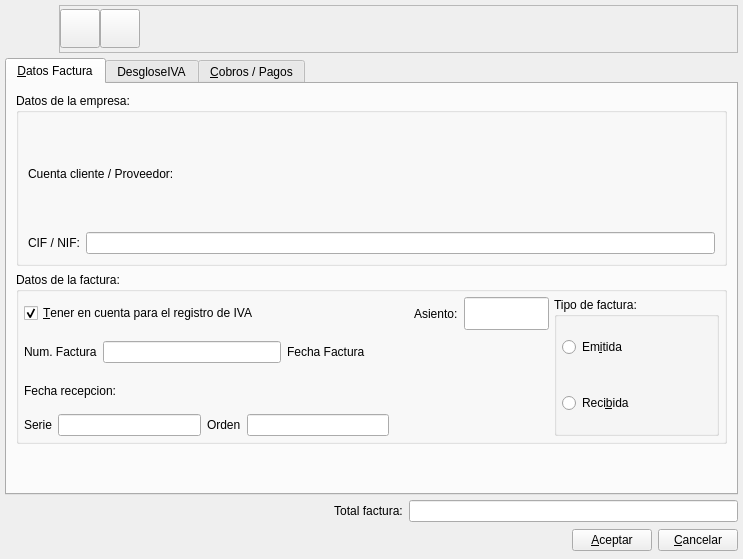
The window that bulmages/bulmacont/plugins/pluginbc_registroiva/registroivabase.ui (eboladev/Bulmages-1) describes before a commit, drawn with Qt 5.
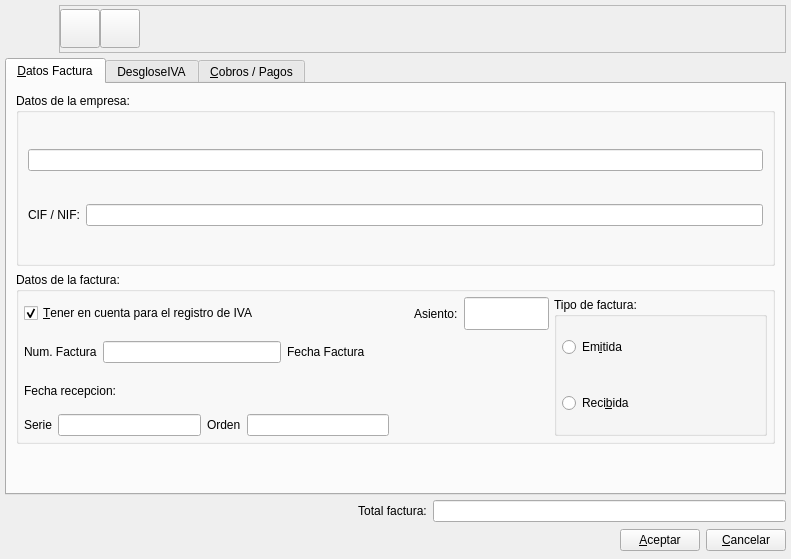
The same window after the commit. Icons and pictures are not drawn. Custom widgets are drawn as their Qt base class.

Commit message: Elimino el BcBuscarCuentaView y lo sustituyo por el BlSearchWidget

Patch:
```diff
--- a/bulmages/bulmacont/plugins/pluginbc_registroiva/registroivabase.ui
+++ b/bulmages/bulmacont/plugins/pluginbc_registroiva/registroivabase.ui
@@ -1,11 +1,11 @@
 <ui version="4.0" >
  <class>RegistroIvaBase</class>
- <widget class="QWidget" name="RegistroIvaBase" >
-  <property name="geometry" >
+ <widget class="QWidget" name="RegistroIvaBase">
+  <property name="geometry">
    <rect>
     <x>0</x>
     <y>0</y>
-    <width>743</width>
+    <width>791</width>
     <height>559</height>
    </rect>
   </property>
@@ -158,29 +158,16 @@
            <number>9</number>
           </property>
           <item>
-           <layout class="QHBoxLayout" >
-            <property name="spacing" >
+           <widget class="BlSearchWidget" name="m_contrapartida"/>
+          </item>
+          <item>
+           <layout class="QHBoxLayout">
+            <property name="spacing">
              <number>6</number>
             </property>
             <property name="margin" >
              <number>0</number>
             </property>
-            <item>
-             <widget class="QLabel" name="TextLabel1_2_3_2" >
-              <property name="sizePolicy" >
-               <sizepolicy vsizetype="Fixed" hsizetype="Preferred" >
-                <horstretch>0</horstretch>
-                <verstretch>0</verstretch>
-               </sizepolicy>
-              </property>
-              <property name="text" >
-               <string>Cuenta cliente / Proveedor:</string>
-              </property>
-             </widget>
-            </item>
-            <item>
-             <widget class="BcBuscarCuenta" native="1" name="m_contrapartida" />
-            </item>
            </layout>
           </item>
           <item>
@@ -868,13 +855,8 @@
    </item>
   </layout>
  </widget>
- <layoutdefault spacing="6" margin="11" />
+ <layoutdefault spacing="6" margin="11"/>
  <customwidgets>
-  <customwidget>
-   <class>BcBuscarCuenta</class>
-   <extends></extends>
-   <header>bcbuscarcuenta.h</header>
-  </customwidget>
   <customwidget>
    <class>BcSubForm</class>
    <extends>QTableWidget</extends>
@@ -885,6 +867,11 @@
    <extends></extends>
    <header>../../../bulmalib/src/bldatesearch.h</header>
   </customwidget>
+  <customwidget>
+   <class>BlSearchWidget</class>
+   <extends>QLineEdit</extends>
+   <header>blsearchwidget.h</header>
+  </customwidget>
  </customwidgets>
  <tabstops>
   <tabstop>m_cif</tabstop>
```
Left out of the diff: 488 changed lines with no effect on the pictures. The commit also changes 34 other files.
